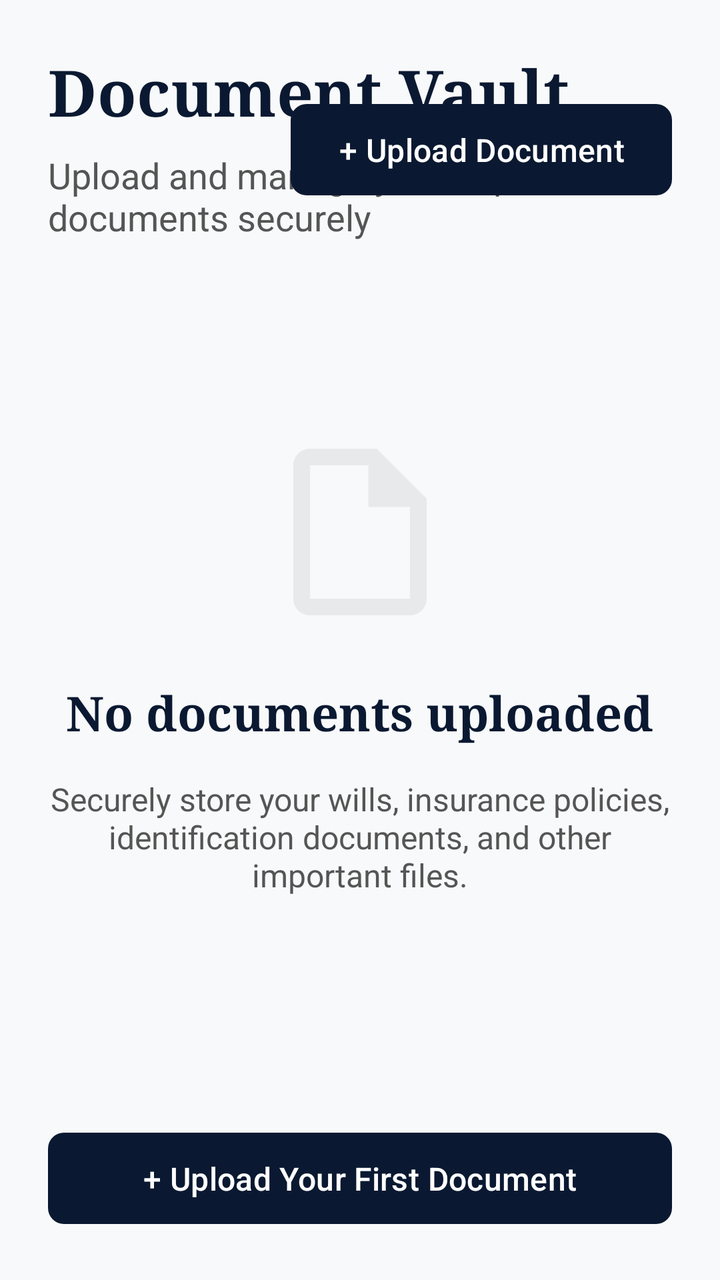
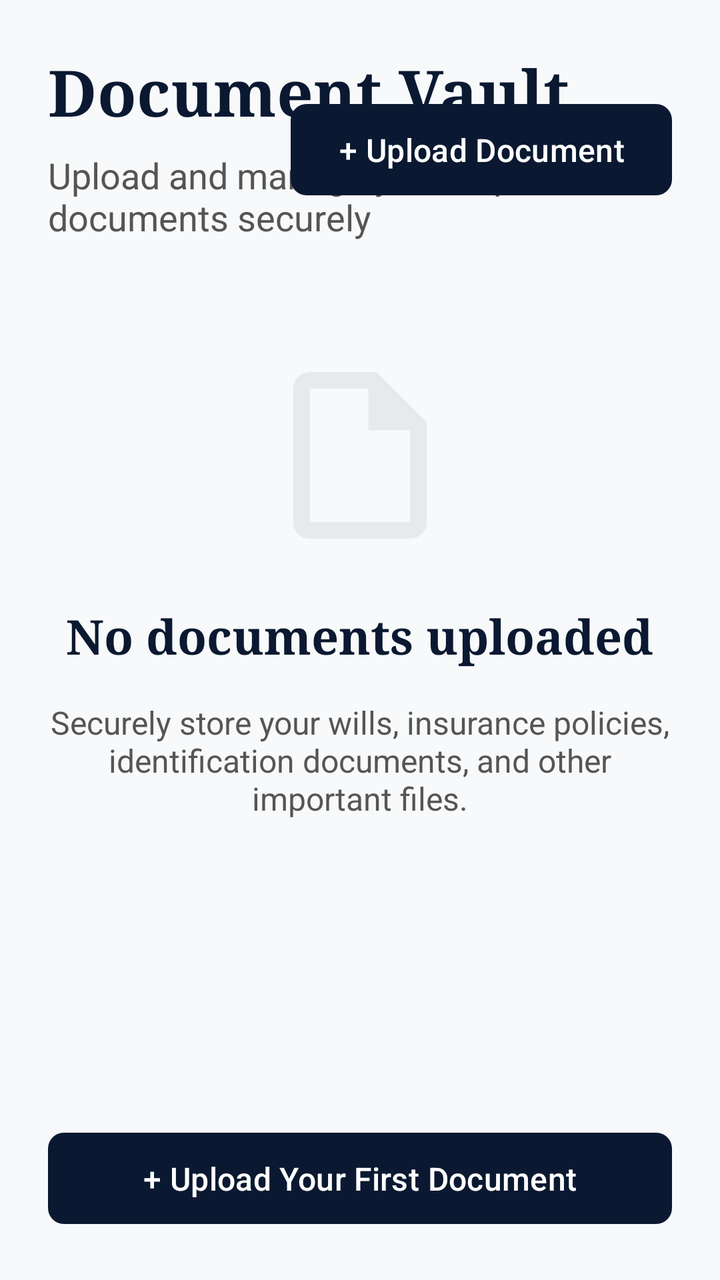

Before-and-after screenshots of an Android layout around one commit, followed by the original layout XML and the change that was made.
<!-- AndroidManifest.xml: application theme Theme.LegacyVaultSystem -->
<!-- res/layout/fragment_vault.xml -->
<?xml version="1.0" encoding="utf-8"?>
<androidx.constraintlayout.widget.ConstraintLayout xmlns:android="http://schemas.android.com/apk/res/android"
    xmlns:app="http://schemas.android.com/apk/res-auto"
    android:layout_width="match_parent"
    android:layout_height="match_parent"
    android:background="@color/background_light"
    android:padding="24dp">

    <TextView
        android:id="@+id/tv_title"
        android:layout_width="wrap_content"
        android:layout_height="wrap_content"
        android:fontFamily="serif"
        android:text="Document Vault"
        android:textColor="@color/primary_dark_blue"
        android:textSize="32sp"
        android:textStyle="bold"
        app:layout_constraintStart_toStartOf="parent"
        app:layout_constraintTop_toTopOf="parent" />

    <TextView
        android:id="@+id/tv_subtitle"
        android:layout_width="match_parent"
        android:layout_height="wrap_content"
        android:layout_marginTop="8dp"
        android:text="Upload and manage your important documents securely"
        android:textColor="@color/text_secondary"
        android:textSize="18sp"
        app:layout_constraintTop_toBottomOf="@id/tv_title" />

    <com.google.android.material.button.MaterialButton
        android:id="@+id/btn_upload"
        android:layout_width="wrap_content"
        android:layout_height="wrap_content"
        android:layout_marginTop="24dp"
        android:paddingStart="24dp"
        android:paddingTop="12dp"
        android:paddingEnd="24dp"
        android:paddingBottom="12dp"
        android:text="+ Upload Document"
        android:textAllCaps="false"
        android:textColor="@color/white"
        android:textSize="16sp"
        app:backgroundTint="@color/primary_dark_blue"
        app:cornerRadius="8dp"
        app:layout_constraintEnd_toEndOf="parent"
        app:layout_constraintTop_toTopOf="parent" />

    <LinearLayout
        android:id="@+id/layout_empty_state"
        android:layout_width="match_parent"
        android:layout_height="wrap_content"
        android:gravity="center"
        android:orientation="vertical"
        app:layout_constraintBottom_toTopOf="@id/btn_upload_first"
        app:layout_constraintTop_toBottomOf="@id/btn_upload">

        <ImageView
            android:layout_width="100dp"
            android:layout_height="100dp"
            android:alpha="0.1"
            android:src="@drawable/ic_document_outline"
            app:tint="@color/text_secondary" />

        <TextView
            android:layout_width="wrap_content"
            android:layout_height="wrap_content"
            android:layout_marginTop="24dp"
            android:fontFamily="serif"
            android:text="No documents uploaded"
            android:textColor="@color/primary_dark_blue"
            android:textSize="24sp"
            android:textStyle="bold" />

        <TextView
            android:layout_width="match_parent"
            android:layout_height="wrap_content"
            android:layout_marginTop="16dp"
            android:gravity="center"
            android:text="Securely store your wills, insurance policies, identification documents, and other important files."
            android:textColor="@color/text_secondary"
            android:textSize="16sp" />

    </LinearLayout>

    <LinearLayout
        android:id="@+id/layout_documents_list"
        android:layout_width="match_parent"
        android:layout_height="0dp"
        android:layout_marginTop="24dp"
        android:orientation="vertical"
        android:visibility="gone"
        app:layout_constraintBottom_toBottomOf="parent"
        app:layout_constraintTop_toBottomOf="@id/tv_subtitle" />

    <com.google.android.material.button.MaterialButton
        android:id="@+id/btn_upload_first"
        android:layout_width="match_parent"
        android:layout_height="wrap_content"
        android:paddingTop="12dp"
        android:paddingBottom="12dp"
        android:text="+ Upload Your First Document"
        android:textAllCaps="false"
        android:textColor="@color/white"
        android:textSize="16sp"
        app:backgroundTint="@color/primary_dark_blue"
        app:cornerRadius="8dp"
        app:layout_constraintBottom_toBottomOf="parent" />

</androidx.constraintlayout.widget.ConstraintLayout>
<!-- resources referenced by this layout -->
<resources>
  <color name="background_light">#F8F9FA</color>
  <color name="primary_dark_blue">#0A1931</color>
  <color name="text_secondary">#555555</color>
  <color name="white">#FFFFFFFF</color>
  <!-- drawable ic_document_outline (drawable) -->
  <vector xmlns:android="http://schemas.android.com/apk/res/android"
      android:width="24dp"
      android:height="24dp"
      android:viewportWidth="24"
      android:viewportHeight="24">
      <path
          android:fillColor="#000000"
          android:pathData="M14,2H6C4.9,2 4,2.9 4,4v16c0,1.1 0.89,2 1.99,2H18c1.1,0 2,-0.9 2,-2V8L14,2zM18,20H6V4h7v5h5V20z" />
  </vector>
  <style name="Theme.LegacyVaultSystem" parent="Base.Theme.LegacyVaultSystem" />
  <style name="Base.Theme.LegacyVaultSystem" parent="Theme.Material3.DayNight.NoActionBar">
          
          <item name="colorPrimary">@color/primary_dark_blue</item>
          <item name="colorSecondary">@color/accent_gold</item>
          <item name="android:statusBarColor">@color/primary_dark_blue</item>
      </style>
  <color name="accent_gold">#D4AF37</color>
</resources>

<!-- the commit's change to res/layout/fragment_vault.xml (unified diff, before → after) -->
@@ -46,52 +46,64 @@
         app:layout_constraintEnd_toEndOf="parent"
         app:layout_constraintTop_toTopOf="parent" />
 
-    <LinearLayout
-        android:id="@+id/layout_empty_state"
+    <androidx.core.widget.NestedScrollView
         android:layout_width="match_parent"
-        android:layout_height="wrap_content"
-        android:gravity="center"
-        android:orientation="vertical"
+        android:layout_height="0dp"
+        android:layout_marginTop="16dp"
+        android:fillViewport="true"
         app:layout_constraintBottom_toTopOf="@id/btn_upload_first"
         app:layout_constraintTop_toBottomOf="@id/btn_upload">
 
-        <ImageView
-            android:layout_width="100dp"
-            android:layout_height="100dp"
-            android:alpha="0.1"
-            android:src="@drawable/ic_document_outline"
-            app:tint="@color/text_secondary" />
-
-        <TextView
-            android:layout_width="wrap_content"
-            android:layout_height="wrap_content"
-            android:layout_marginTop="24dp"
-            android:fontFamily="serif"
-            android:text="No documents uploaded"
-            android:textColor="@color/primary_dark_blue"
-            android:textSize="24sp"
-            android:textStyle="bold" />
-
-        <TextView
+        <LinearLayout
             android:layout_width="match_parent"
             android:layout_height="wrap_content"
-            android:layout_marginTop="16dp"
-            android:gravity="center"
-            android:text="Securely store your wills, insurance policies, identification documents, and other important files."
-            android:textColor="@color/text_secondary"
-            android:textSize="16sp" />
+            android:orientation="vertical">
 
-    </LinearLayout>
+            <LinearLayout
+                android:id="@+id/layout_empty_state"
+                android:layout_width="match_parent"
+                android:layout_height="wrap_content"
+                android:gravity="center"
+                android:orientation="vertical"
+                android:paddingTop="60dp">
 
-    <LinearLayout
-        android:id="@+id/layout_documents_list"
-        android:layout_width="match_parent"
-        android:layout_height="0dp"
-        android:layout_marginTop="24dp"
-        android:orientation="vertical"
-        android:visibility="gone"
-        app:layout_constraintBottom_toBottomOf="parent"
-        app:layout_constraintTop_toBottomOf="@id/tv_subtitle" />
+                <ImageView
+                    android:layout_width="100dp"
+                    android:layout_height="100dp"
+                    android:alpha="0.1"
+                    android:src="@drawable/ic_document_outline"
+                    app:tint="@color/text_secondary" />
+
+                <TextView
+                    android:layout_width="wrap_content"
+                    android:layout_height="wrap_content"
+                    android:layout_marginTop="24dp"
+                    android:fontFamily="serif"
+                    android:text="No documents uploaded"
+                    android:textColor="@color/primary_dark_blue"
+                    android:textSize="24sp"
+                    android:textStyle="bold" />
+
+                <TextView
+                    android:layout_width="match_parent"
+                    android:layout_height="wrap_content"
+                    android:layout_marginTop="16dp"
+                    android:gravity="center"
+                    android:text="Securely store your wills, insurance policies, identification documents, and other important files."
+                    android:textColor="@color/text_secondary"
+                    android:textSize="16sp" />
+
+            </LinearLayout>
+
+            <LinearLayout
+                android:id="@+id/layout_documents_list"
+                android:layout_width="match_parent"
+                android:layout_height="wrap_content"
+                android:orientation="vertical"
+                android:visibility="gone" />
+
+        </LinearLayout>
+    </androidx.core.widget.NestedScrollView>
 
     <com.google.android.material.button.MaterialButton
         android:id="@+id/btn_upload_first"
